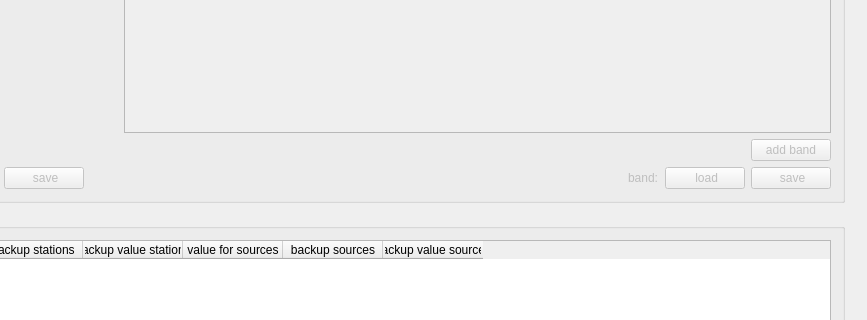
Before: the Qt Designer form mainwindow.ui in TUW-VieVS/VieSchedpp, drawn with Qt 5; both pictures show x 154 to 1021 and y 253 to 573 of the 1021 by 818 pixel window.
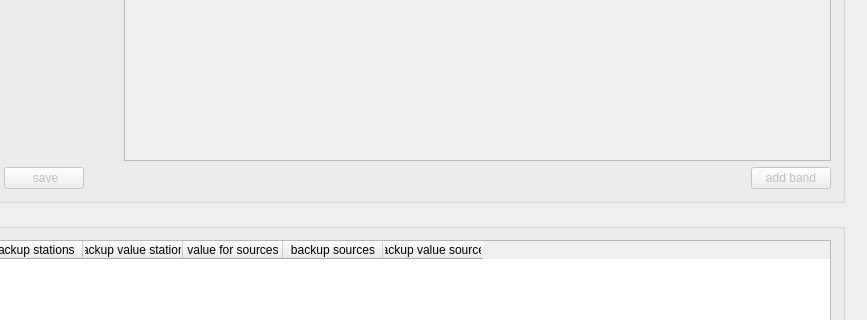
After: the same form once the commit is applied. Icons and pictures are not drawn.

Commit message: Save and load functions for bands added

What changed in the file:
```diff
--- a/mainwindow.ui
+++ b/mainwindow.ui
@@ -871,7 +871,7 @@
             </layout>
            </item>
            <item>
-            <layout class="QVBoxLayout" name="verticalLayout_12" stretch="0,0,0">
+            <layout class="QVBoxLayout" name="verticalLayout_12" stretch="0,0">
              <property name="sizeConstraint">
               <enum>QLayout::SetDefaultConstraint</enum>
              </property>
@@ -931,52 +931,6 @@
                </item>
               </layout>
              </item>
-             <item>
-              <layout class="QHBoxLayout" name="horizontalLayout_26">
-               <item>
-                <spacer name="horizontalSpacer_5">
-                 <property name="orientation">
-                  <enum>Qt::Horizontal</enum>
-                 </property>
-                 <property name="sizeHint" stdset="0">
-                  <size>
-                   <width>40</width>
-                   <height>20</height>
-                  </size>
-                 </property>
-                </spacer>
-               </item>
-               <item>
-                <widget class="QLabel" name="label_27">
-                 <property name="text">
-                  <string>band:</string>
-                 </property>
-                </widget>
-               </item>
-               <item>
-                <widget class="QPushButton" name="pushButton_7">
-                 <property name="text">
-                  <string> load</string>
-                 </property>
-                 <property name="icon">
-                  <iconset resource="myresources.qrc">
-                   <normaloff>:/icons/icons/folder-open-5.png</normaloff>:/icons/icons/folder-open-5.png</iconset>
-                 </property>
-                </widget>
-               </item>
-               <item>
-                <widget class="QPushButton" name="pushButton_8">
-                 <property name="text">
-                  <string> save</string>
-                 </property>
-                 <property name="icon">
-                  <iconset resource="myresources.qrc">
-                   <normaloff>:/icons/icons/document-export.png</normaloff>:/icons/icons/document-export.png</iconset>
-                 </property>
-                </widget>
-               </item>
-              </layout>
-             </item>
             </layout>
            </item>
           </layout>
```
Left out of the diff: 156 changed lines with no effect on the pictures. The commit also changes 13 other files.
